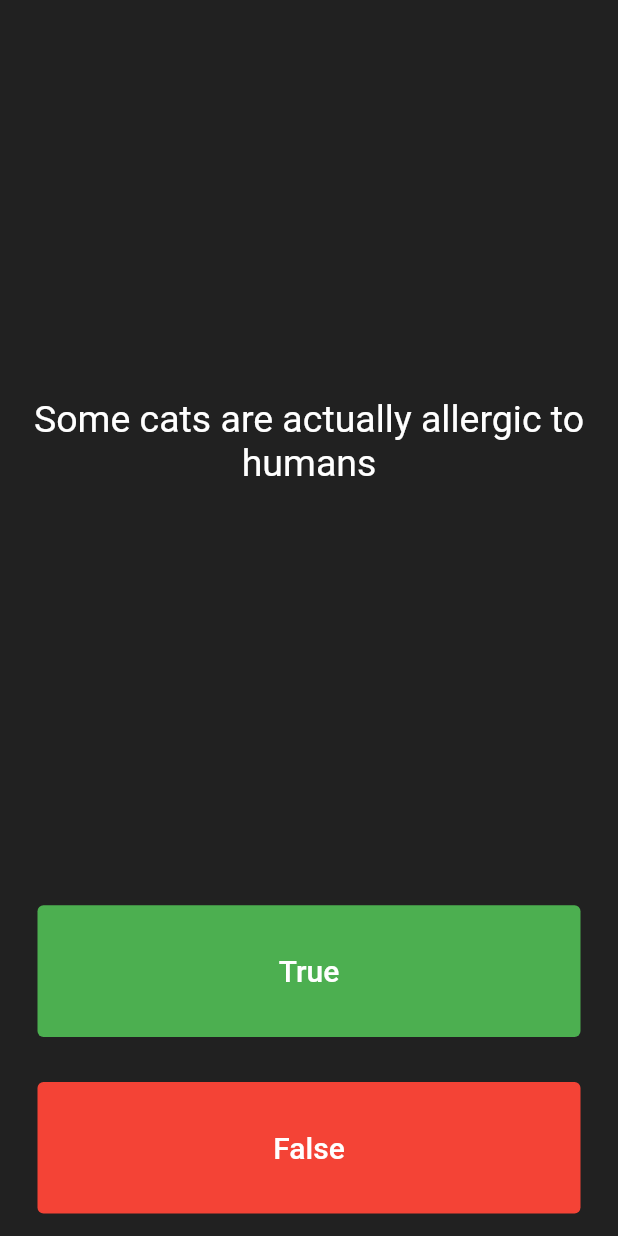
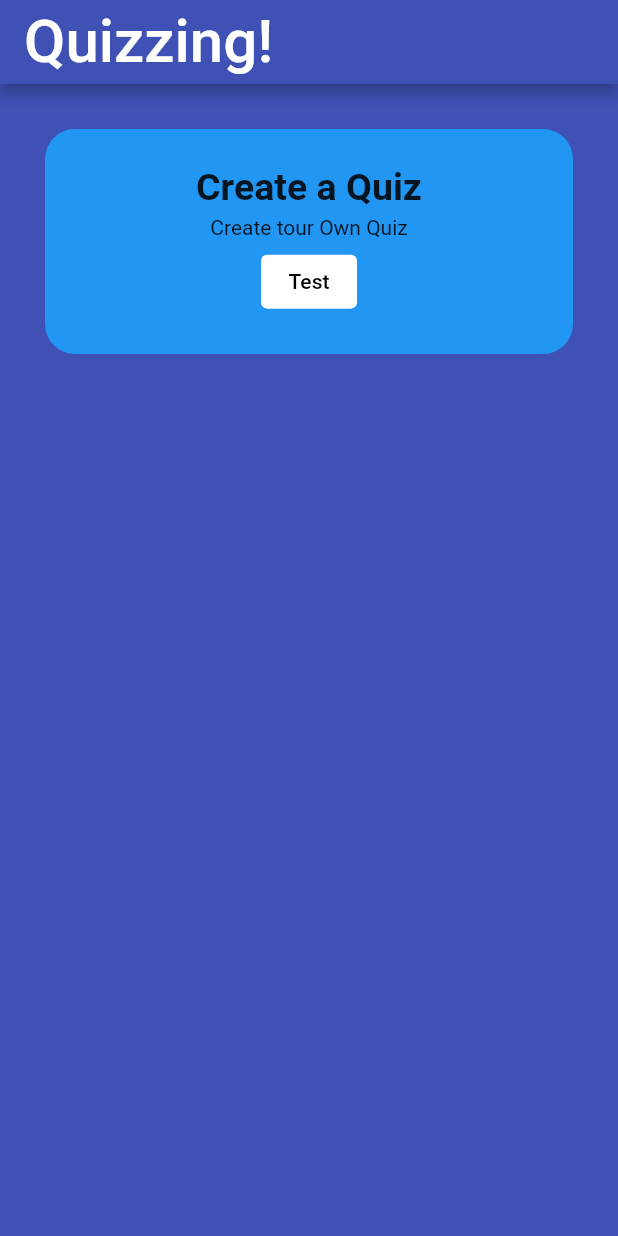
Before and after one commit to Encode-PDEU/App-Dev_Encode_HF22, a Flutter app: the screen it shows after launch, on a phone screen of 412 x 824 dp. Run offline on Flutter 3.47's test engine with Material 2 defaults, Android fonts, the light colour scheme and no system bars; our stand-ins replace rflutter_alert.

Commit message:
'Created a basic template for Quiz screen'

```diff
--- a/quizzler/lib/main.dart
+++ b/quizzler/lib/main.dart
@@ -1,7 +1,7 @@
 import 'package:flutter/material.dart';
 import 'quiz_brain.dart';
 import 'package:rflutter_alert/rflutter_alert.dart';
-
+import 'screens/quiz.dart';
 QuizBrain questionBank = QuizBrain();
 
 void main() => runApp(MyApp());
@@ -11,16 +11,8 @@ class MyApp extends StatelessWidget {
 
   @override
   Widget build(BuildContext context) {
-    return MaterialApp(
-      home: Scaffold(
-        backgroundColor: Colors.grey.shade900,
-        body: SafeArea(
-          child: Padding(
-            padding: EdgeInsets.symmetric(horizontal: 10.0),
-            child: QuizPage(),
-          ),
-        ),
-      ),
+    return const MaterialApp(
+      home: QuizPages()
     );
   }
 }
--- /dev/null
+++ b/quizzler/lib/screens/quiz.dart
@@ -0,0 +1,66 @@
+import 'package:flutter/material.dart';
+
+class QuizPages extends StatefulWidget {
+  const QuizPages({Key? key}) : super(key: key);
+
+  @override
+  State<QuizPages> createState() => _QuizPagesState();
+}
+
+class _QuizPagesState extends State<QuizPages> {
+  @override
+  Widget build(BuildContext context) {
+    return Scaffold(
+      backgroundColor: Colors.indigo,
+      appBar: AppBar(
+        backgroundColor: Colors.indigo,
+        title: const Text(
+          'Quizzing!',
+          style: TextStyle(
+            fontSize: 40,
+          ),
+        ),
+      ),
+      body: ListView(
+        children: [
+          Container(
+            height: 150,
+            width: 200,
+            margin: EdgeInsets.symmetric(horizontal: 30, vertical: 30),
+            decoration: const BoxDecoration(
+              color: Colors.blue,
+              borderRadius: BorderRadius.all(Radius.circular(20)),
+            ),
+            padding: const EdgeInsets.all(20),
+            child: Column(
+              mainAxisAlignment: MainAxisAlignment.spaceEvenly,
+              children: <Widget>[
+                Container(
+                  child: const Text(
+                    'Create a Quiz',
+                    style: TextStyle(
+                      fontSize: 25,
+                      fontWeight: FontWeight.bold,
+                    ),
+                  ),
+                ),
+                Container(
+                    child: const Text(
+                  'Create tour Own Quiz',
+                )),
+                TextButton(
+                  onPressed: () {},
+                  child: Text('Test'),
+                  style: TextButton.styleFrom(
+                    backgroundColor: Colors.white,
+                    foregroundColor: Colors.black,
+                  ),
+                ),
+              ],
+            ),
+          )
+        ],
+      ),
+    );
+  }
+}
```
